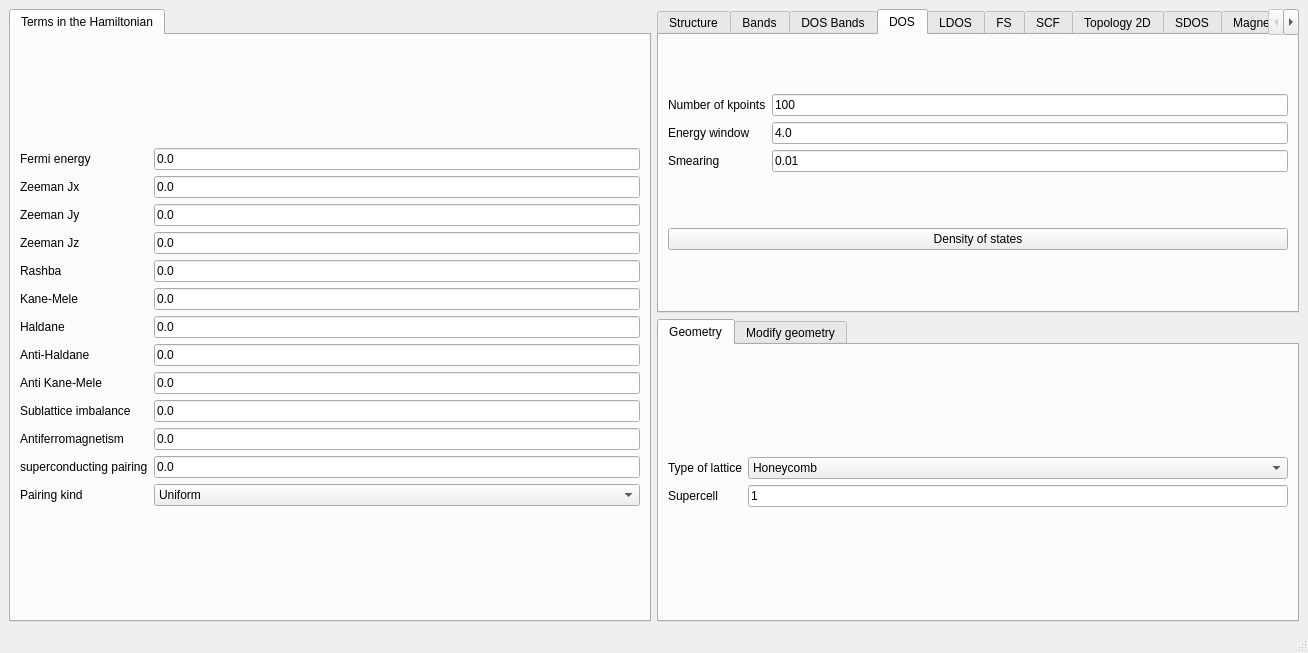
Above: development/interface-pyqt/2d/interface.ui from joselado/quantum-honeycomp before the change. Below: the same form after it.
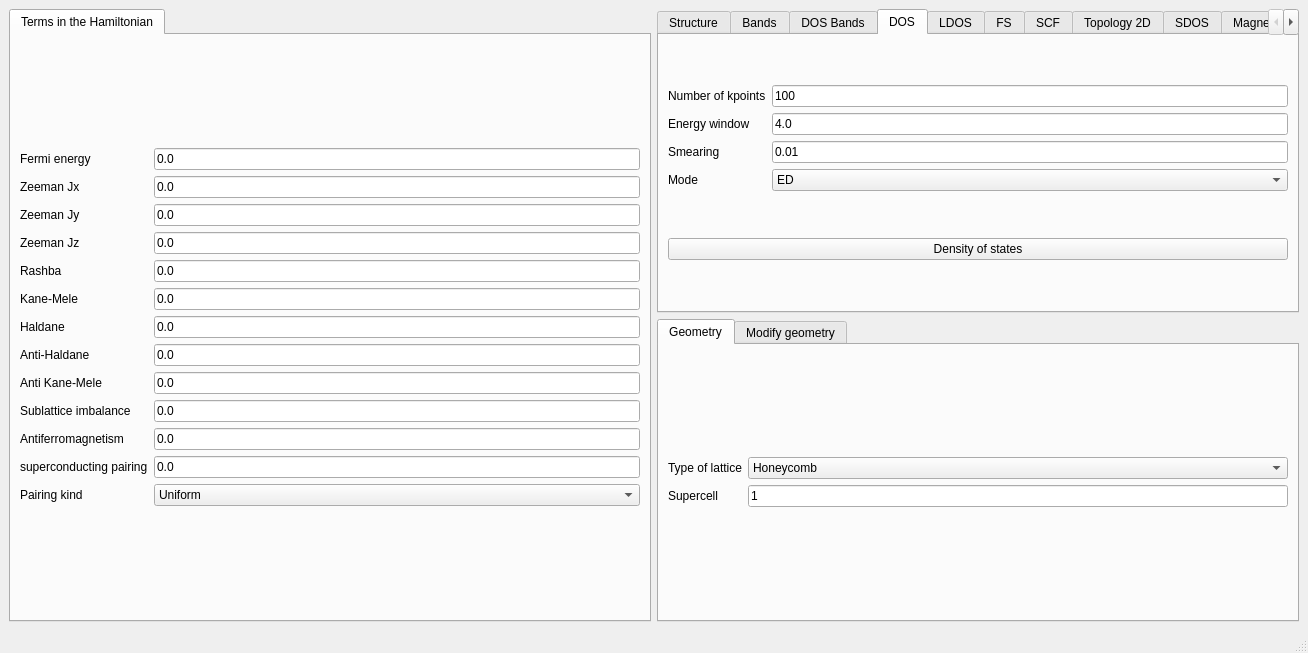
That is the form after the change. The open tabs and pages were chosen to show the change.

Patch:
```diff
--- a/development/interface-pyqt/2d/interface.ui
+++ b/development/interface-pyqt/2d/interface.ui
@@ -510,6 +510,27 @@
             </property>
            </widget>
           </item>
+          <item row="3" column="1">
+           <widget class="QComboBox" name="dos_mode">
+            <item>
+             <property name="text">
+              <string>ED</string>
+             </property>
+            </item>
+            <item>
+             <property name="text">
+              <string>Green</string>
+             </property>
+            </item>
+           </widget>
+          </item>
+          <item row="3" column="0">
+           <widget class="QLabel" name="label_47">
+            <property name="text">
+             <string>Mode</string>
+            </property>
+           </widget>
+          </item>
          </layout>
         </item>
         <item>
```
